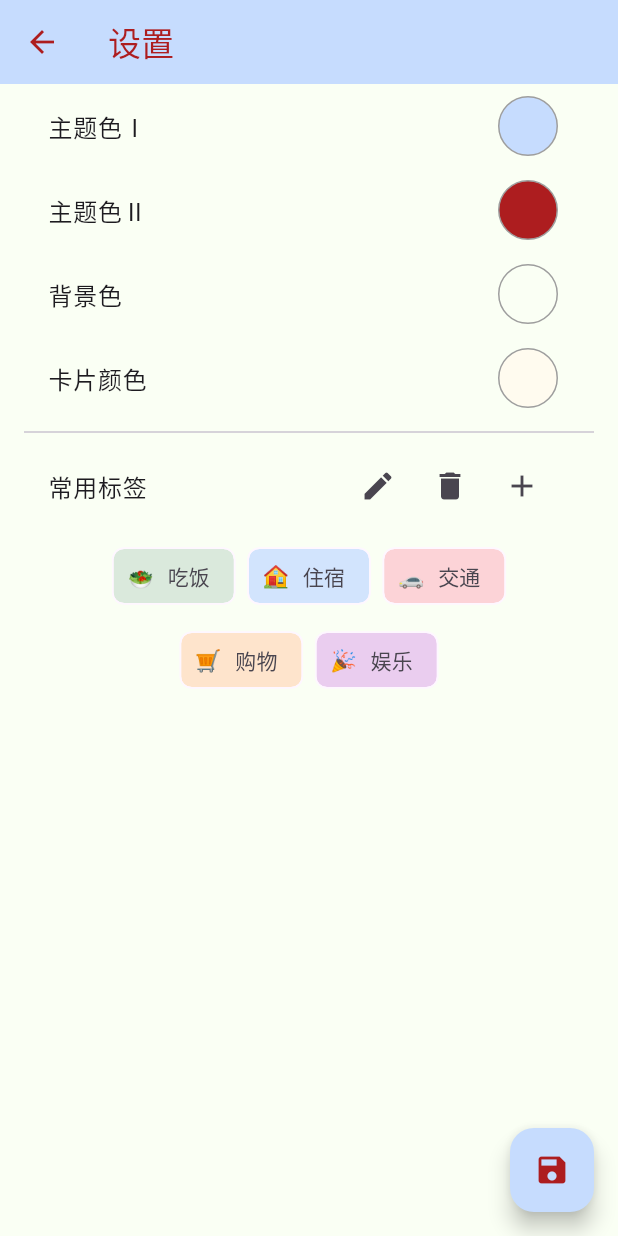
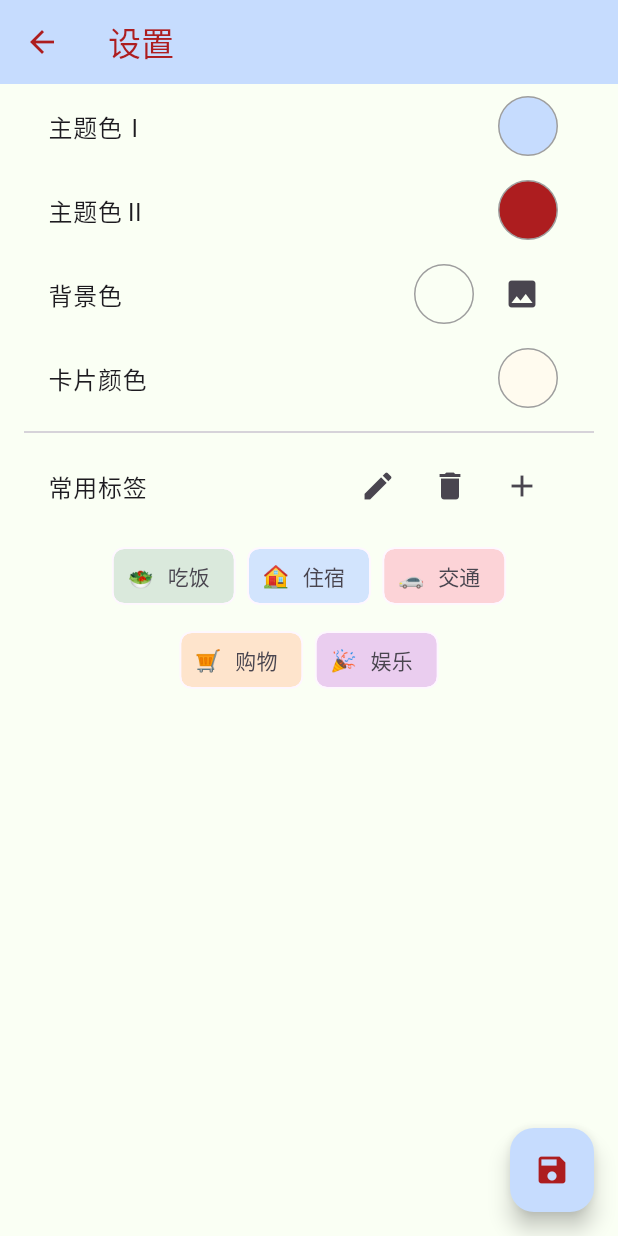
Before and after one commit to White-Lulu/cherriy, a Flutter app: the screen it shows after launch, after a tap on the "palette" icon, on a phone screen of 412 x 824 dp. Run offline on Flutter 3.47's test engine with Material 3 defaults, Android fonts, the phone set to English and light mode, and no system bars; our stand-ins replace fl_chart, flutter_colorpicker, image_picker, shared_preferences.

Commit message:
有背景图片，yijiyiduibug

```diff
--- a/lib/accountingpage.dart
+++ b/lib/accountingpage.dart
@@ -26,7 +26,7 @@ class AccountingPageState extends State<AccountingPage> {
   // 存储记账记录的列表
   List<Map<String, String>> records = []; // 存储记账记录的列表
   // 标记是否正在加载数据
-  bool _isLoading = true; // 标记是否正在加载数据
+  //bool _isLoading = true; // 标记是否正在加载数据
   // 交易类型，默认为支出
   String _transactionType = '支出'; // 交易类型，默认为支出
   List<String> selectedCategories = []; // 新增：用于存储多个选中的类别
@@ -129,7 +129,7 @@ class AccountingPageState extends State<AccountingPage> {
   // 从本地存储加载记账记录
   Future<void> _loadRecords() async {
     if (!mounted) return;
-    setState(() => _isLoading = true);
+    //setState(() => _isLoading = true);
     try {
       final prefs = await SharedPreferences.getInstance();
       final String? recordsString = prefs.getString('accountingRecords');
@@ -140,12 +140,12 @@ class AccountingPageState extends State<AccountingPage> {
                 .map((item) => Map<String, String>.from(item))
                 .toList()
             : [];
-        _isLoading = false;
+        //_isLoading = false;
         _updateChartData();  // 在这里也调用更新图表
       });
     } catch (e) {
       print('加载记录时出错: $e');
-      if (mounted) setState(() => _isLoading = false);
+      //if (mounted) setState(() => isLoading = false);
     }
   }
 
@@ -663,8 +663,8 @@ class AccountingPageState extends State<AccountingPage> {
 
     return Padding(
       padding: const EdgeInsets.all(16.0),
-      child: _isLoading
-          ? Center(child: CircularProgressIndicator()) // 显示加载中的进度条
+      child//: _isLoading
+          //? Center(child: CircularProgressIndicator()) // 显示加载中的进度条
           : Column(
               children: [
                 Card(
--- a/lib/main.dart
+++ b/lib/main.dart
@@ -7,6 +7,7 @@ import 'accountingpage.dart'; // 导入记账页面
 import 'todopage.dart'; // 导入代办页面
 import 'diarypage.dart'; // 导入日记页面
 import 'time_management_page.dart'; // 导入时间管理页面
+import 'dart:io';
 
 // 主函数，应用程序的入口点
 void main() {
@@ -64,6 +65,8 @@ class MyHomePageState extends State<MyHomePage> {
 
   @override
   Widget build(BuildContext context) {
+    final themeProvider = Provider.of<ThemeProvider>(context);
+
     return Scaffold(
       appBar: AppBar(
         title: Text('Cherriy (o^^o)♪'), // 设置应用程序的标题
@@ -80,7 +83,17 @@ class MyHomePageState extends State<MyHomePage> {
           ),
         ],
       ),
-      body: _pages[_currentIndex], // 显示当前选中的页面
+      body: Container(
+        decoration: themeProvider.backgroundImage != null
+            ? BoxDecoration(
+                image: DecorationImage(
+                  image: FileImage(File(themeProvider.backgroundImage!)),
+                  fit: BoxFit.cover,
+                ),
+              )
+            : null,
+        child: _pages[_currentIndex],
+      ),
       bottomNavigationBar: BottomNavigationBar(
         currentIndex: _currentIndex, // 当前选中的底部导航栏索引
         onTap: (index) {
--- a/lib/providers/theme_provider.dart
+++ b/lib/providers/theme_provider.dart
@@ -4,6 +4,15 @@ import 'dart:convert';
 
 class ThemeProvider with ChangeNotifier {
   late ThemeData _themeData;
+  String? _backgroundImage;
+
+  String? get backgroundImage => _backgroundImage;
+
+  void setBackgroundImage(String? imagePath) {
+    _backgroundImage = imagePath;
+    notifyListeners();
+  }
+
   List<Map<String, dynamic>> _categories = [
     {'emoji': '🥗', 'label': '吃饭', 'color': Colors.green},
     {'emoji': '🏠', 'label': '住宿', 'color': Colors.blue},
--- a/lib/theme_settings_page.dart
+++ b/lib/theme_settings_page.dart
@@ -2,6 +2,8 @@ import 'package:flutter/material.dart'; // 导入Flutter材料设计库
 import 'package:flutter_colorpicker/flutter_colorpicker.dart'; // 导入颜色选择器库
 import 'package:provider/provider.dart'; // 导入状态管理库
 import '../providers/theme_provider.dart'; // 导入主题提供者
+import 'package:image_picker/image_picker.dart'; // 添加这行
+import 'dart:io';
 
 // 定义一个有状态的主题设置页面小部件
 class ThemeSettingsPage extends StatefulWidget {
@@ -15,6 +17,7 @@ class ThemeSettingsPageState extends State<ThemeSettingsPage> {
   late Color scaffoldBackgroundColor; // 脚手架背景色
   late Color cardColor; // 卡片颜色
   late Color themeTextColor; // 主题文本颜色
+  String? backgroundImage; // 添加这一行
   late List<Map<String, dynamic>> categories;
   late ThemeProvider themeProvider;
   bool _isEditMode = false;
@@ -49,7 +52,17 @@ class ThemeSettingsPageState extends State<ThemeSettingsPage> {
   Widget build(BuildContext context) {
     return Scaffold(
       appBar: AppBar(title: Text('设置')),
-      body: Padding(
+      backgroundColor: scaffoldBackgroundColor,
+      body: Container(
+        decoration: backgroundImage != null
+            ? BoxDecoration(
+                image: DecorationImage(
+                  image: FileImage(File(backgroundImage!)),
+                  fit: BoxFit.cover,
+                ),
+              )
+            : null,
+        child: Padding(
           padding: EdgeInsets.symmetric(horizontal: 16),
           child: ListView(
             children: [
@@ -100,6 +113,7 @@ class ThemeSettingsPageState extends State<ThemeSettingsPage> {
             ],
           ),
         ),
+      ),
       floatingActionButton: FloatingActionButton(
         onPressed: _saveTheme, // 保存主题
         backgroundColor: primaryColor,
@@ -110,6 +124,33 @@ class ThemeSettingsPageState extends State<ThemeSettingsPage> {
 
   // 构建颜色选择器
   Widget _buildColorPicker(String label, Color color, ValueChanged<Color> onColorChanged) {
+    if (label == '背景色') {
+      return ListTile(
+        title: Text(label),
+        trailing: Row(
+          mainAxisSize: MainAxisSize.min,
+          children: [
+            GestureDetector(
+              onTap: () => _showColorPicker(label, color, onColorChanged),
+              child: Container(
+                width: 40,
+                height: 40,
+                decoration: BoxDecoration(
+                  color: color,
+                  shape: BoxShape.circle,
+                  border: Border.all(color: Colors.grey),
+                ),
+              ),
+            ),
+            SizedBox(width: 8),
+            IconButton(
+              icon: Icon(Icons.image),
+              onPressed: _pickBackgroundImage,
+            ),
+          ],
+        ),
+      );
+    }
     return ListTile(
       title: Text(label),
       trailing: GestureDetector(
@@ -161,6 +202,17 @@ class ThemeSettingsPageState extends State<ThemeSettingsPage> {
     );
   }
 
+  Future<void> _pickBackgroundImage() async {
+    final ImagePicker picker = ImagePicker();
+    final XFile? image = await picker.pickImage(source: ImageSource.gallery);
+
+    if (image != null) {
+      setState(() {
+        backgroundImage = image.path;
+      });
+    }
+  }
+
   // 保存主题
   void _saveTheme() {
     final newTheme = ThemeData(
@@ -190,6 +242,7 @@ class ThemeSettingsPageState extends State<ThemeSettingsPage> {
       ),
     );
     themeProvider.setTheme(newTheme);
+    themeProvider.setBackgroundImage(backgroundImage); // 添加这行
     themeProvider.setCategories(categories);
     ScaffoldMessenger.of(context).showSnackBar(SnackBar(content: Text('主题已保存')));
   }
```
Lines whose indentation alone changed are shown as unchanged.
